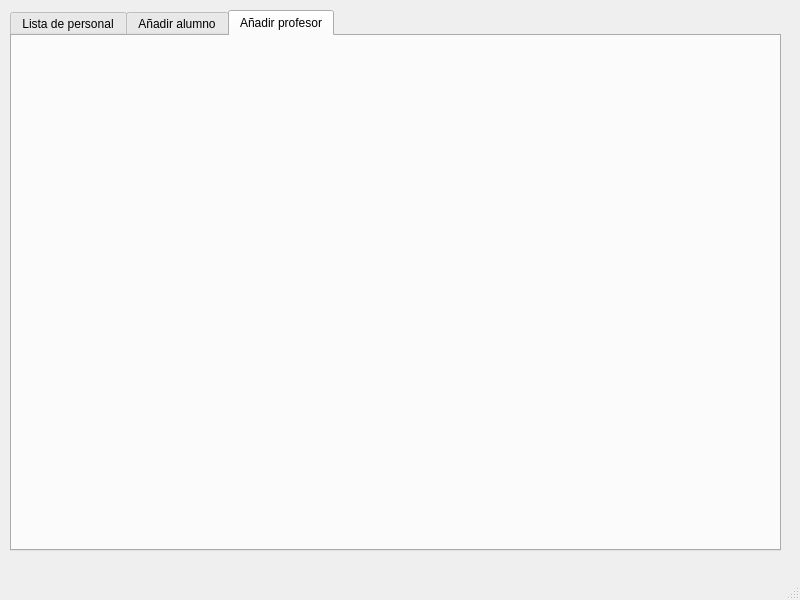
The window that Actividad_7/GestionDePersonal/mainwindow.ui (S-Bou/Practicas_SII) describes before a commit, drawn with Qt 5.
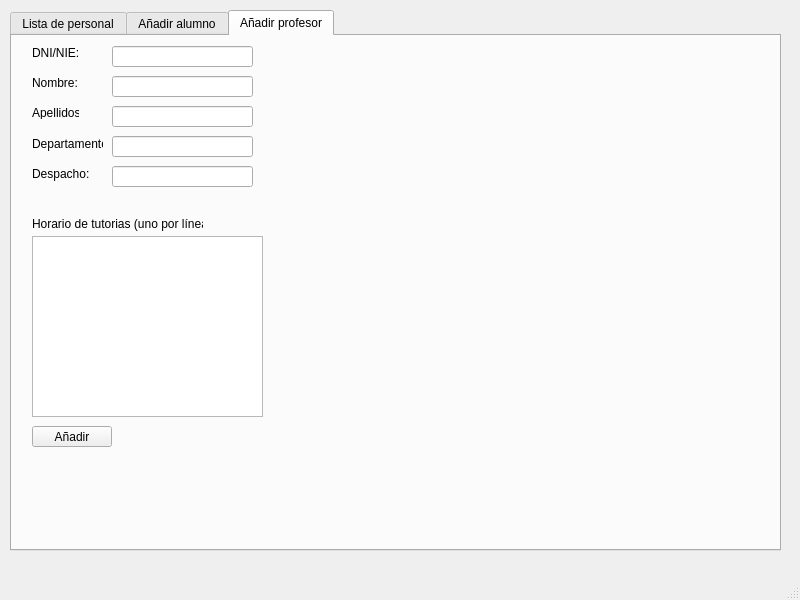
The same window after the commit. The open tabs and pages were chosen to show the change.

```diff
--- a/Actividad_7/GestionDePersonal/mainwindow.ui
+++ b/Actividad_7/GestionDePersonal/mainwindow.ui
@@ -188,6 +188,157 @@
      <attribute name="title">
       <string>Añadir profesor</string>
      </attribute>
+     <widget class="QLabel" name="label_11">
+      <property name="geometry">
+       <rect>
+        <x>20</x>
+        <y>10</y>
+        <width>47</width>
+        <height>13</height>
+       </rect>
+      </property>
+      <property name="text">
+       <string>DNI/NIE:</string>
+      </property>
+     </widget>
+     <widget class="QLabel" name="label_12">
+      <property name="geometry">
+       <rect>
+        <x>20</x>
+        <y>40</y>
+        <width>47</width>
+        <height>13</height>
+       </rect>
+      </property>
+      <property name="text">
+       <string>Nombre: </string>
+      </property>
+     </widget>
+     <widget class="QLabel" name="label_13">
+      <property name="geometry">
+       <rect>
+        <x>20</x>
+        <y>70</y>
+        <width>47</width>
+        <height>13</height>
+       </rect>
+      </property>
+      <property name="text">
+       <string>Apellidos: </string>
+      </property>
+     </widget>
+     <widget class="QLabel" name="label_14">
+      <property name="geometry">
+       <rect>
+        <x>20</x>
+        <y>100</y>
+        <width>71</width>
+        <height>16</height>
+       </rect>
+      </property>
+      <property name="text">
+       <string>Departamento: </string>
+      </property>
+     </widget>
+     <widget class="QLabel" name="label_15">
+      <property name="geometry">
+       <rect>
+        <x>20</x>
+        <y>130</y>
+        <width>61</width>
+        <height>16</height>
+       </rect>
+      </property>
+      <property name="text">
+       <string>Despacho: </string>
+      </property>
+     </widget>
+     <widget class="QLabel" name="label_16">
+      <property name="geometry">
+       <rect>
+        <x>20</x>
+        <y>180</y>
+        <width>171</width>
+        <height>16</height>
+       </rect>
+      </property>
+      <property name="text">
+       <string>Horario de tutorias (uno por línea)</string>
+      </property>
+     </widget>
+     <widget class="QPlainTextEdit" name="plainTextEdit_Tutorias_Prof">
+      <property name="geometry">
+       <rect>
+        <x>20</x>
+        <y>200</y>
+        <width>231</width>
+        <height>181</height>
+       </rect>
+      </property>
+     </widget>
+     <widget class="QLineEdit" name="lineEdit_NI_Prof">
+      <property name="geometry">
+       <rect>
+        <x>100</x>
+        <y>10</y>
+        <width>141</width>
+        <height>21</height>
+       </rect>
+      </property>
+     </widget>
+     <widget class="QLineEdit" name="lineEdit_Nombre_Prof">
+      <property name="geometry">
+       <rect>
+        <x>100</x>
+        <y>40</y>
+        <width>141</width>
+        <height>21</height>
+       </rect>
+      </property>
+     </widget>
+     <widget class="QLineEdit" name="lineEdit_Apellidos_Prof">
+      <property name="geometry">
+       <rect>
+        <x>100</x>
+        <y>70</y>
+        <width>141</width>
+        <height>21</height>
+       </rect>
+      </property>
+     </widget>
+     <widget class="QLineEdit" name="lineEdit_Departamento_Prof">
+      <property name="geometry">
+       <rect>
+        <x>100</x>
+        <y>100</y>
+        <width>141</width>
+        <height>21</height>
+       </rect>
+      </property>
+     </widget>
+     <widget class="QLineEdit" name="lineEdit_Despacho_Prof">
+      <property name="geometry">
+       <rect>
+        <x>100</x>
+        <y>130</y>
+        <width>141</width>
+        <height>21</height>
+       </rect>
+      </property>
+     </widget>
+     <widget class="QPushButton" name="pushButton_AnyadirProfesor">
+      <property name="geometry">
+       <rect>
+        <x>20</x>
+        <y>390</y>
+        <width>80</width>
+        <height>21</height>
+       </rect>
+      </property>
+      <property name="text">
+       <string>Añadir</string>
+      </property>
+     </widget>
     </widget>
    </widget>
   </widget>
```
Left out of the diff: 2 changed lines with no effect on the pictures.
